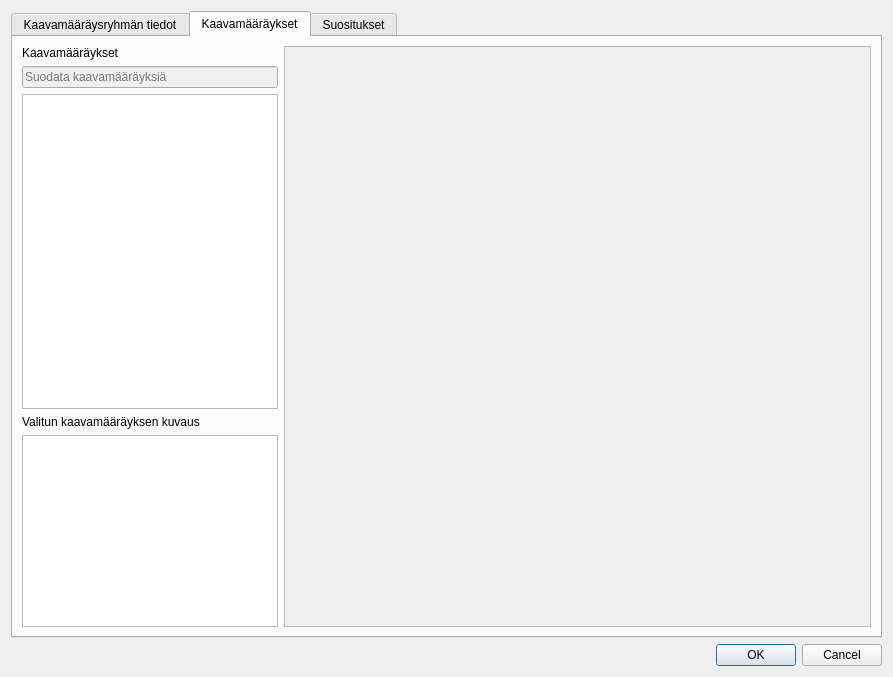
First picture: the form in arho_feature_template/gui/dialogs/new_plan_regulation_group_form.ui, repository GispoCoding/arho-qgis-plugin, before the edit.
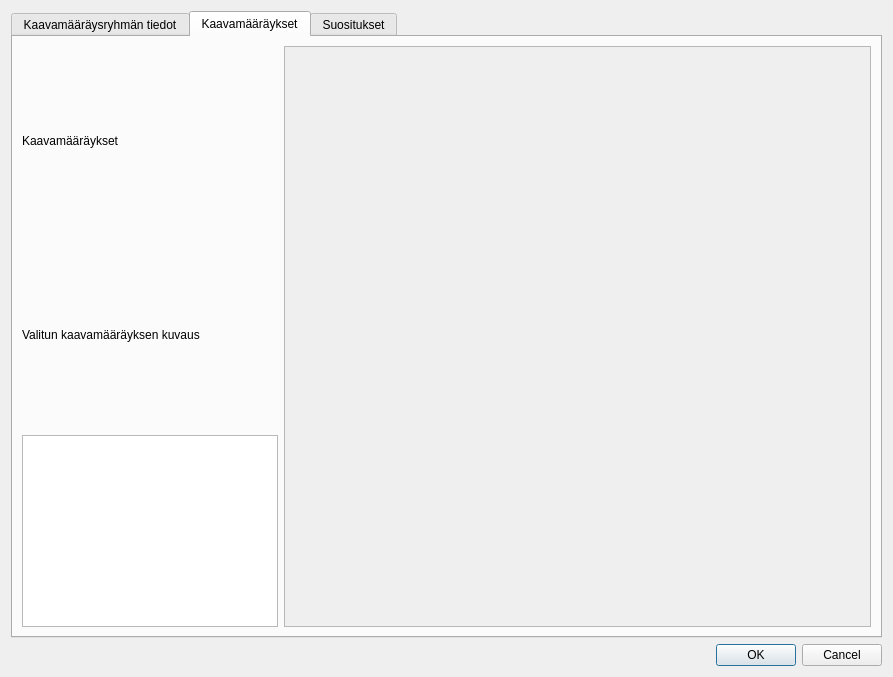
Second picture: the form after the edit. The open tabs and pages were chosen to show the change. Custom widgets are drawn as their Qt base class.

Commit message: add TreeWithSearchWidget, use it in new plan regulation form, plan feature form and plan attribute form

Diff of the .ui file:
```diff
--- a/arho_feature_template/gui/dialogs/new_plan_regulation_group_form.ui
+++ b/arho_feature_template/gui/dialogs/new_plan_regulation_group_form.ui
@@ -119,46 +119,6 @@
            </property>
           </widget>
          </item>
-         <item>
-          <widget class="QgsFilterLineEdit" name="mLineEdit">
-           <property name="enabled">
-            <bool>false</bool>
-           </property>
-           <property name="sizePolicy">
-            <sizepolicy hsizetype="Preferred" vsizetype="Fixed">
-             <horstretch>0</horstretch>
-             <verstretch>0</verstretch>
-            </sizepolicy>
-           </property>
-           <property name="placeholderText">
-            <string>Suodata kaavamääräyksiä</string>
-           </property>
-           <property name="showSearchIcon">
-            <bool>true</bool>
-           </property>
-           <property name="qgisRelation" stdset="0">
-            <string notr="true"/>
-           </property>
-          </widget>
-         </item>
-         <item>
-          <widget class="QTreeWidget" name="regulations_view">
-           <property name="sizePolicy">
-            <sizepolicy hsizetype="Preferred" vsizetype="Expanding">
-             <horstretch>0</horstretch>
-             <verstretch>0</verstretch>
-            </sizepolicy>
-           </property>
-           <attribute name="headerVisible">
-            <bool>false</bool>
-           </attribute>
-           <column>
-            <property name="text">
-             <string notr="true">1</string>
-            </property>
-           </column>
-          </widget>
-         </item>
          <item>
           <widget class="QLabel" name="label_4">
            <property name="text">
@@ -256,11 +216,6 @@
   </layout>
  </widget>
  <customwidgets>
-  <customwidget>
-   <class>QgsFilterLineEdit</class>
-   <extends>QLineEdit</extends>
-   <header>qgsfilterlineedit.h</header>
-  </customwidget>
   <customwidget>
    <class>QgsSpinBox</class>
    <extends>QSpinBox</extends>
```
Left out of the diff: 2 changed lines with no effect on the pictures. The commit also changes 7 other files.
